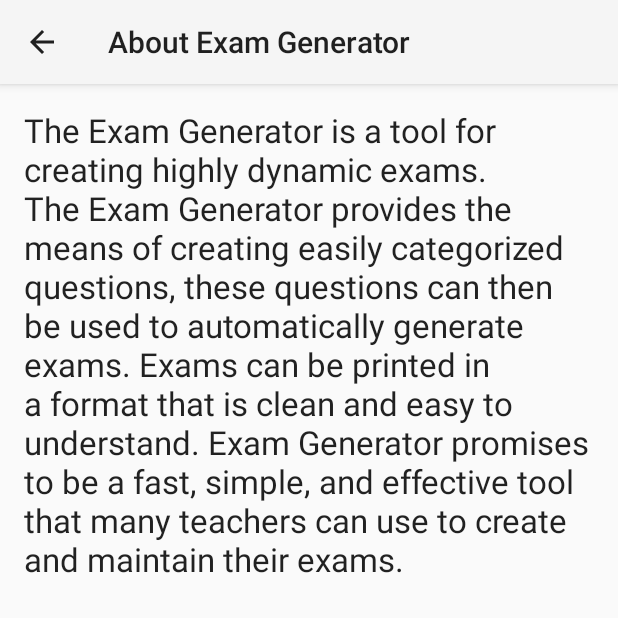
After one commit to HusamNasarCCTT/ExamGenerator, an Android app: the AboutActivity screen opened directly, with no data from a screen before it, on a phone screen of 412 x 824 dp, the top half of it. The commit adds this screen. Run offline under Robolectric (Android 15) with nearby library versions, the phone set to English and light mode, and no system bars; Roboto replaces fonts that are not available here.

Commit message:
Final Application. Post Amendments 1- Added About Activity. 2- Tweaked the question adder and updater activities' look and feel.

```diff
--- a/app/src/main/java/cctt/grad/examgenerator/Presenter/ExamDBHandler.java
+++ b/app/src/main/java/cctt/grad/examgenerator/Presenter/ExamDBHandler.java
@@ -203,7 +203,6 @@ public class ExamDBHandler extends SQLiteOpenHelper {
 
     @Override
     public void onUpgrade(SQLiteDatabase db, int oldVersion, int newVersion) {
-
 
         //Nothing to implement yet...
     }
@@ -1205,4 +1204,6 @@ public class ExamDBHandler extends SQLiteOpenHelper {
         return course;
     }
 
+
+
 }
--- /dev/null
+++ b/app/src/main/java/cctt/grad/examgenerator/View/AboutActivity.java
@@ -0,0 +1,44 @@
+package cctt.grad.examgenerator.View;
+
+import android.app.Activity;
+import android.os.Bundle;
+import android.support.v7.app.AppCompatActivity;
+import android.view.Menu;
+import android.view.MenuItem;
+
+import cctt.grad.examgenerator.R;
+
+public class AboutActivity extends AppCompatActivity {
+
+    @Override
+    protected void onCreate(Bundle savedInstanceState) {
+        super.onCreate(savedInstanceState);
+        setContentView(R.layout.layout_about_activity);
+
+        //Changes the title...
+        getSupportActionBar().setTitle("About Exam Generator");
+
+        //Displays the "Back <- " button on the Action bar...
+        getSupportActionBar().setDisplayHomeAsUpEnabled(true);
+
+    }
+
+    @Override
+    public boolean onCreateOptionsMenu(Menu menu) {
+        return super.onCreateOptionsMenu(menu);
+    }
+
+    @Override
+    public boolean onOptionsItemSelected(MenuItem item) {
+        switch (item.getItemId()){
+
+            //We use this in order to activate the "home" or "back <- " button...
+            case android.R.id.home:
+                finish();
+                return true;
+
+            default:
+                return super.onOptionsItemSelected(item);
+        }
+    }
+}
--- a/app/src/main/java/cctt/grad/examgenerator/View/ExamGenerator.java
+++ b/app/src/main/java/cctt/grad/examgenerator/View/ExamGenerator.java
@@ -171,8 +171,7 @@ public class ExamGenerator extends AppCompatActivity {
                 boolean theoryIsChecked = theoryGen.isChecked();
                 boolean practicalIsChecked = practicalGen.isChecked();
 
-                boolean validationOne = theoryOrPracticalValidator(theoryIsChecked, practicalIsChecked);
-                if(validationOne){
+                if(theoryOrPracticalValidator(theoryIsChecked, practicalIsChecked)){
                     generateAndDisplay();
                 }
                 else{
@@ -317,9 +316,6 @@ public class ExamGenerator extends AppCompatActivity {
         }
     }
 
-
-
-
     public void selectByTimeGenerationMode(){
 
         examGenerationMethod = 2;
--- a/app/src/main/java/cctt/grad/examgenerator/View/TeacherManagement.java
+++ b/app/src/main/java/cctt/grad/examgenerator/View/TeacherManagement.java
@@ -151,7 +151,9 @@ public class TeacherManagement extends AppCompatActivity {
         teacherNameLayout.setError(null);
         tUsernameLayout.setError(null);
         tPassWordLayout.setError(null);
+
         Teacher teacher = new Teacher(_tName, _uName, _pWord, true, 0);
+
         if(examDBHandler.addTeacher(teacher)){
             teacherAddedSuccessfullyToast().show();
             teacherName.setText("");
@@ -171,6 +173,7 @@ public class TeacherManagement extends AppCompatActivity {
         teacherNameLayout.setError(null);
         tUsernameLayout.setError(null);
         tPassWordLayout.setError(null);
+
         if(_tName.isEmpty()){
             teacherNameLayout.setError("This field is required");
             return false;
--- a/app/src/main/java/cctt/grad/examgenerator/View/UpdateUser.java
+++ b/app/src/main/java/cctt/grad/examgenerator/View/UpdateUser.java
@@ -59,7 +59,7 @@ public class UpdateUser extends AppCompatActivity {
         //Initializing Session Manager...
         sessionManager = new SessionManager(getApplicationContext());
 
-        Toast.makeText(UpdateUser.this, "After changing credentials you will be logged out++", Toast.LENGTH_SHORT).show();
+        Toast.makeText(UpdateUser.this, "After changing credentials you will be logged out", Toast.LENGTH_SHORT).show();
 
         updateUserEdit.setOnClickListener(new View.OnClickListener() {
             @Override
--- a/app/src/main/java/cctt/grad/examgenerator/View/ViewExamDetails.java
+++ b/app/src/main/java/cctt/grad/examgenerator/View/ViewExamDetails.java
@@ -191,6 +191,7 @@ public class ViewExamDetails extends AppCompatActivity {
             int numOfTheories = examDetails.getInt("No of Theories"),
                     numOfPracticals = examDetails.getInt("No of Practicals");
             if(numOfTheories > 0){
+                //معادلة النظري
                 int theoryPercentageValue = Math.round(numOfTheories * 100 / numOfQuestions);
                 theoryPercentage.setText(String.valueOf(theoryPercentageValue) + "%");
             }else{
@@ -198,6 +199,7 @@ public class ViewExamDetails extends AppCompatActivity {
             }
 
             if(numOfPracticals > 0){
+                //معادلة العملي
                 int practicalPercentageValue = Math.round(numOfPracticals * 100 / numOfQuestions);
                 practicalPercentage.setText(String.valueOf(practicalPercentageValue) + "%");
             }else{
--- /dev/null
+++ b/app/src/main/res/layout/layout_about_activity.xml
@@ -0,0 +1,18 @@
+<?xml version="1.0" encoding="utf-8"?>
+<LinearLayout xmlns:android="http://schemas.android.com/apk/res/android"
+    xmlns:tools="http://schemas.android.com/tools"
+    android:layout_width="match_parent"
+    android:layout_height="match_parent"
+    android:paddingBottom="@dimen/activity_vertical_margin"
+    android:paddingLeft="@dimen/activity_horizontal_margin"
+    android:paddingRight="@dimen/activity_horizontal_margin"
+    android:paddingTop="@dimen/activity_vertical_margin"
+    tools:context="cctt.grad.examgenerator.View.AboutActivity">
+
+    <TextView
+        android:layout_width="match_parent"
+        android:layout_height="wrap_content"
+        android:textAppearance="?android:textAppearanceLarge"
+        android:text="@string/about_exam_generator"/>
+
+</LinearLayout>
--- a/app/src/main/res/values/strings.xml
+++ b/app/src/main/res/values/strings.xml
@@ -38,6 +38,11 @@
     <string name="title_activity_view_course_details">ViewCourseDetails</string>
 
     <string name="title_activity_view_exam_paper">ViewExamPaper</string>
+    <string name="about_exam_generator">The Exam Generator is a tool for creating highly dynamic exams.
+    The Exam Generator provides the means of creating easily categorized questions, these questions can then be used to automatically generate exams.
+    Exams can be printed in a format that is clean and easy to understand.
+    Exam Generator promises to be a fast, simple, and effective tool that many teachers can use to create and maintain their exams.
+    </string>
     <string name="dummy_button">Dummy Button</string>
     <string name="dummy_content">DUMMY\nCONTENT</string>
 </resources>
```
Also changed, not shown: app/src/main/AndroidManifest.xml (+6 -3 lines), app/src/main/java/cctt/grad/examgenerator/View/CourseAdder.java (+13 -5 lines), app/src/main/java/cctt/grad/examgenerator/View/LoginActivity.java (+16 -3 lines), app/src/main/java/cctt/grad/examgenerator/View/QuestionAdder.java (+63 -12 lines), app/src/main/res/layout/question_adder.xml (+13 -2 lines).
